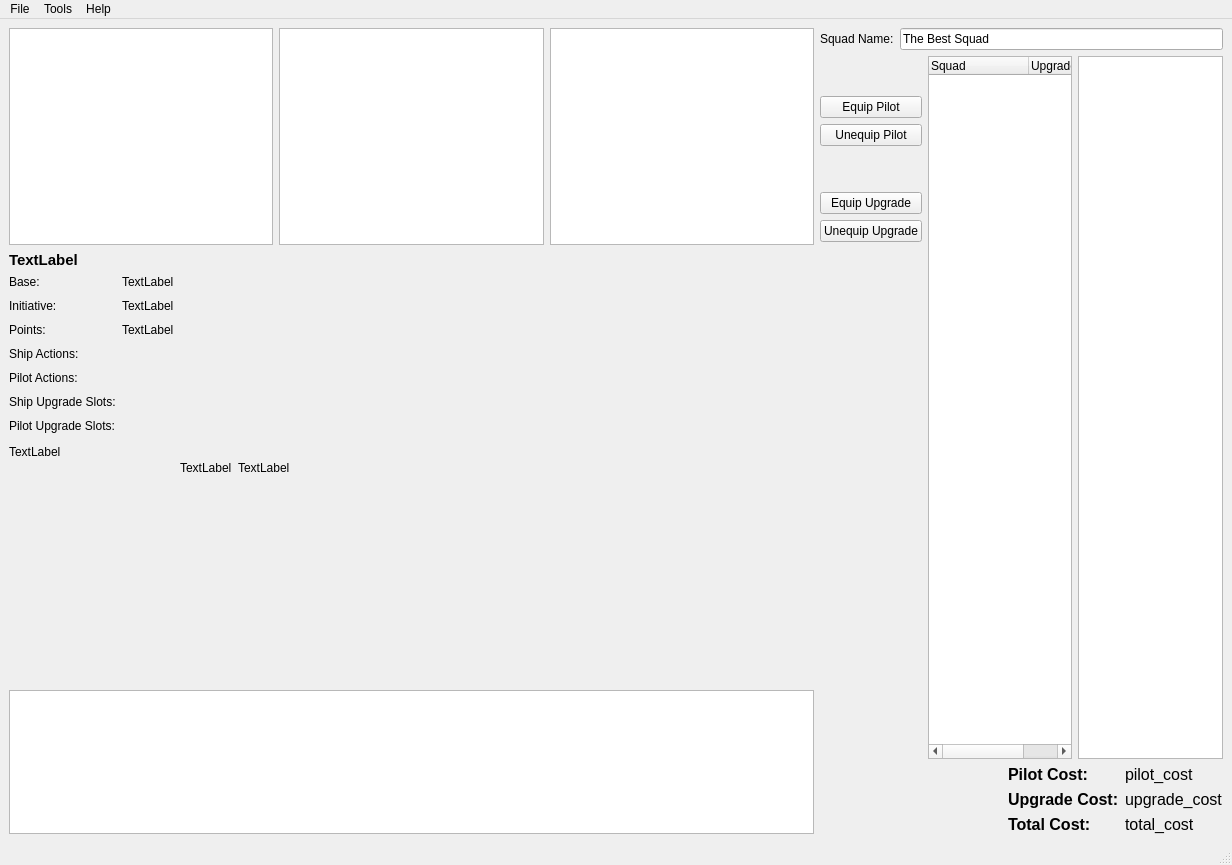
Qt form qt_designer/main_window.ui (flipperlord/x-wing-squad-builder) before a commit.
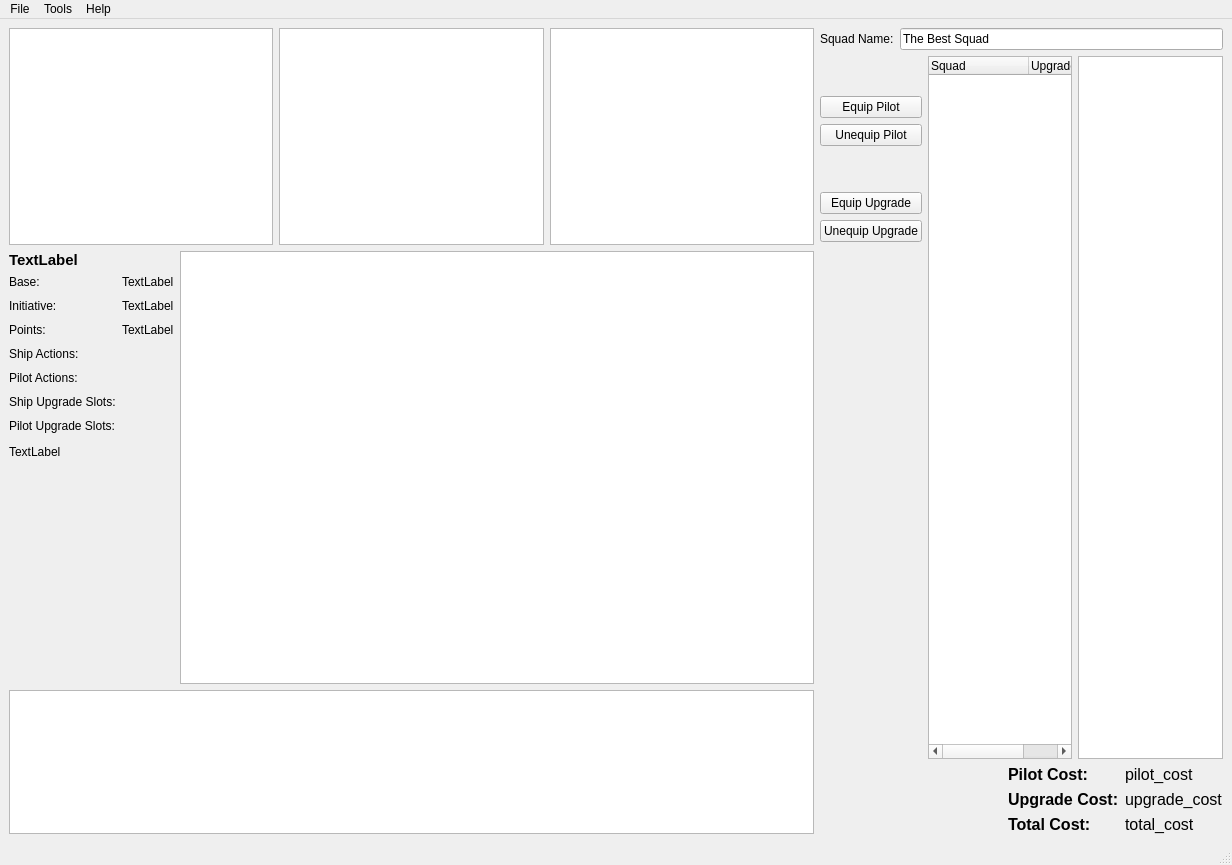
The same form after that commit. Icons and pictures are not drawn. Custom widgets are drawn as their Qt base class.

Commit message: place main cards into graphicsview

Patch:
```diff
--- a/qt_designer/main_window.ui
+++ b/qt_designer/main_window.ui
@@ -203,44 +203,15 @@
            </layout>
           </item>
           <item>
-           <widget class="QLabel" name="pilot_image_label">
-            <property name="maximumSize">
-             <size>
-              <width>1000</width>
-              <height>1000</height>
-             </size>
+           <widget class="CardViewer" name="main_card_viewer">
+            <property name="sizePolicy">
+             <sizepolicy hsizetype="Expanding" vsizetype="Expanding">
+              <horstretch>5</horstretch>
+              <verstretch>0</verstretch>
+             </sizepolicy>
             </property>
-            <property name="text">
-             <string>TextLabel</string>
-            </property>
            </widget>
           </item>
-          <item>
-           <widget class="QLabel" name="upgrade_image_label">
-            <property name="maximumSize">
-             <size>
-              <width>1000</width>
-              <height>1000</height>
-             </size>
-            </property>
-            <property name="text">
-             <string>TextLabel</string>
-            </property>
-           </widget>
-          </item>
-          <item>
-           <spacer name="horizontalSpacer_2">
-            <property name="orientation">
-             <enum>Qt::Horizontal</enum>
-            </property>
-            <property name="sizeHint" stdset="0">
-             <size>
-              <width>40</width>
-              <height>20</height>
-             </size>
-            </property>
-           </spacer>
-          </item>
          </layout>
         </item>
         <item>
@@ -600,6 +571,11 @@
    <extends>QTreeWidget</extends>
    <header>.entertreewidget</header>
   </customwidget>
+  <customwidget>
+   <class>CardViewer</class>
+   <extends>QGraphicsView</extends>
+   <header>.card_viewer</header>
+  </customwidget>
  </customwidgets>
  <tabstops>
   <tabstop>faction_list_widget</tabstop>
```
The commit also changes 3 other files.
